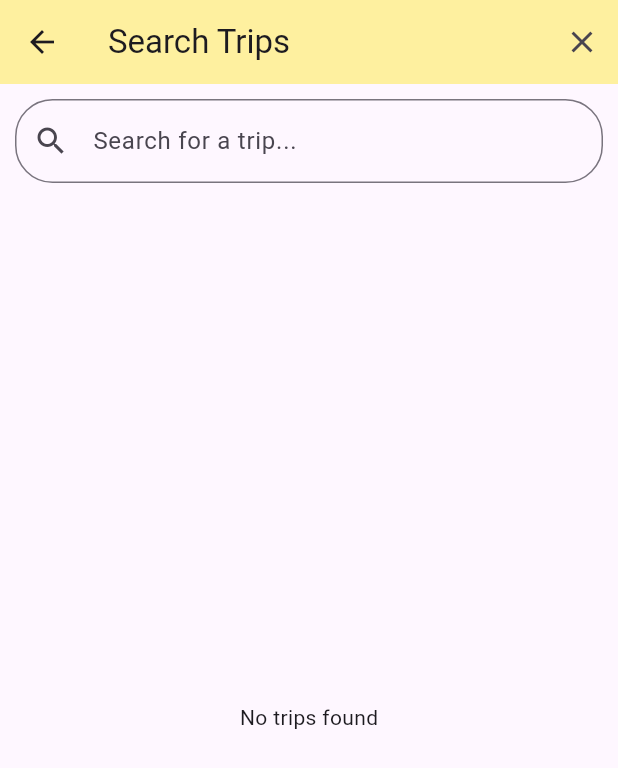
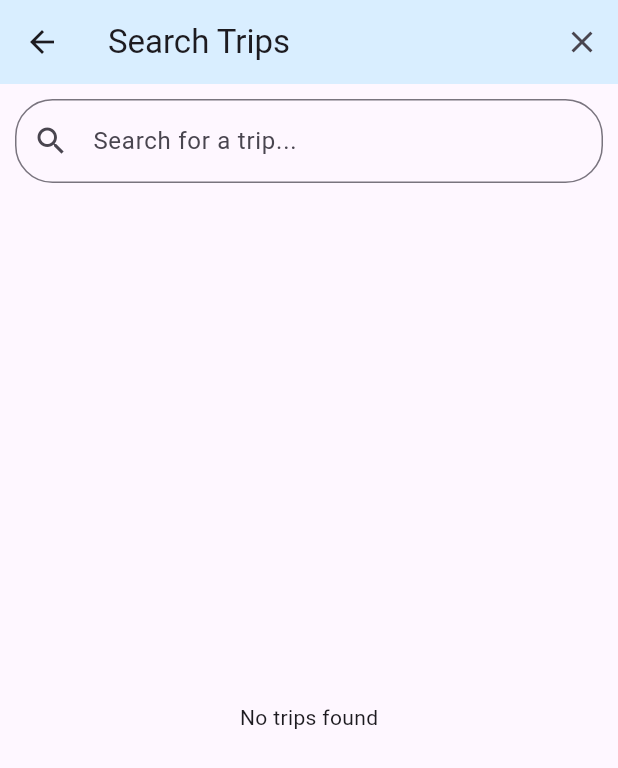
Before and after one commit to R-veesh/Sri_Traveler, a Flutter app: the SearchScreen screen opened directly, on a phone screen of 412 x 824 dp. Shown: the top 768 px of the screen. Run offline on Flutter 3.47's test engine with Material 3 defaults, Android fonts, the phone set to English and light mode, and no system bars; our stand-ins replace cloud_firestore, firebase_auth, firebase_core, image_picker, line_icons; accounts and stored records are empty.

Commit message:
search_screen_color

```diff
--- a/lib/home/HomeScreen.dart
+++ b/lib/home/HomeScreen.dart
@@ -1,7 +1,6 @@
 import 'package:cloud_firestore/cloud_firestore.dart';
 import 'package:flutter/material.dart';
 import 'package:sri_traveler/home/HomeScreen/PlaceCard.dart';
-import 'package:sri_traveler/home/TripScreen/trip_references.dart';
 import 'package:sri_traveler/home/profile/user_references.dart';
 import 'package:sri_traveler/home/TripScreen/trip.dart';
 
--- a/lib/home/search.dart
+++ b/lib/home/search.dart
@@ -60,7 +60,7 @@ class _SearchScreenState extends State<SearchScreen> {
     return Scaffold(
       appBar: AppBar(
         title: Text('Search Trips'),
-        backgroundColor: Color.fromARGB(255, 254, 240, 159),
+        backgroundColor: const Color.fromARGB(129, 180, 230, 255),
         actions: [
           IconButton(
             icon: Icon(Icons.clear),
```
Also changed, not shown: lib/home/profile/profile_widget.dart (+0 -217 lines).
